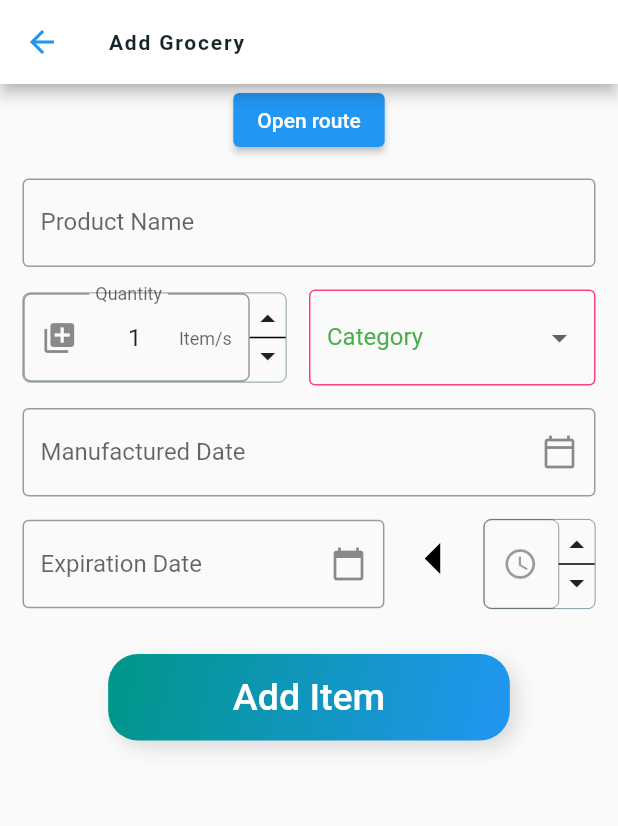
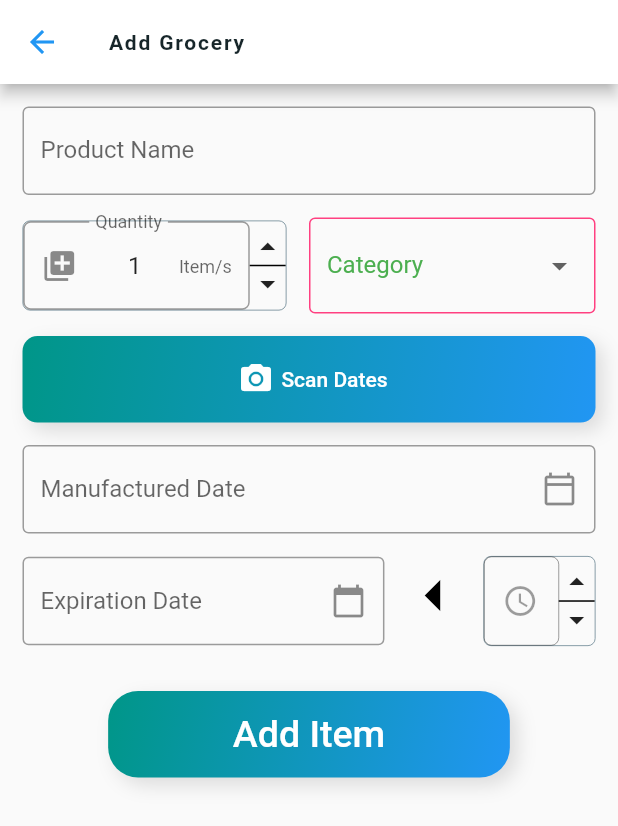
Before and after one commit to lakshanmaheshka/RT-GEM, a Flutter app: the AddGrocery screen opened directly, on a phone screen of 412 x 824 dp. Shown: the top 826 px of the screen. Run offline on Flutter 3.47's test engine with Material 2 defaults, Android fonts, the phone set to English and light mode, and no system bars; our stand-ins replace camera, cloud_firestore, equatable, firebase_auth, firebase_core, firebase_messaging and 6 more; missing offline and left inert: google_ml_kit, random_color; accounts and stored records are empty; Roboto replaces fonts that are missing (Quicksand).

Commit message:
made scanned dates available in add grocery form

```diff
--- /dev/null
+++ b/lib/utils/receipt_models/global_data.dart
@@ -0,0 +1,6 @@
+class Globaldata{
+  static String? mfdString = "loading";
+
+  static String? expString = "loading";
+
+}
--- /dev/null
+++ b/lib/widgets/isApp/scan_provider/scan_provider.dart
@@ -0,0 +1,21 @@
+import 'package:flutter/material.dart';
+
+class ScanProvider extends ChangeNotifier {
+
+  //define your private data field(s). I'm using int here.
+  String? _mydata;
+
+  ScanProvider(){
+    String? _mydata = "loading";
+
+  }
+
+  //define a getter
+  String? get myData => _mydata;
+
+  // define a setter
+  set myData(newData){
+    _mydata = newData;
+    notifyListeners();
+  }
+}
--- a/lib/widgets/isApp/views/add_grocery.dart
+++ b/lib/widgets/isApp/views/add_grocery.dart
@@ -5,23 +5,30 @@ import 'package:intl/intl.dart';
 import 'package:provider/provider.dart';
 import 'package:rt_gem/utils/constants_categories.dart';
 import 'package:rt_gem/utils/receipt_models/transaction.dart';
+import 'package:rt_gem/widgets/isApp/scan_provider/scan_provider.dart';
 import 'package:rt_gem/widgets/screen_views/form_views/add_grocery_formb.dart';
 import 'package:rt_gem/widgets/responsive.dart';
 import 'package:rt_gem/widgets/snackbar.dart';
 
-import 'camera_screen.dart';
+import 'scan_date_camera_screen.dart';
 
 List<CameraDescription> cameras = [];
+
+
+
+
 
 class AddGrocery extends StatelessWidget {
   @override
   Widget build(BuildContext context) {
-    return Scaffold( appBar: AppBar(
+    return ChangeNotifierProvider(
+      create: (BuildContext context) { ScanProvider(); },
+      child: Scaffold( appBar: AppBar(
         title: Text("Add Grocery"),
       ),
           body:  Container( child: Column(
             children: [
-            Center(
+           /*   Center(
                 child: ElevatedButton(
                   child: Text('Open route'),
                   onPressed: () async {
@@ -40,9 +47,10 @@ class AddGrocery extends StatelessWidget {
 
                   },
                 ),
-            ),
+              ),*/
               AddGroceryForm(),
             ],
-        ),));
+          ),)),
+    );
   }
 }
--- a/lib/widgets/screen_views/form_views/add_grocery_formb.dart
+++ b/lib/widgets/screen_views/form_views/add_grocery_formb.dart
@@ -1,10 +1,15 @@
+import 'dart:io';
 import 'dart:math';
 
+import 'package:camera/camera.dart';
 import 'package:flutter/material.dart';
 import 'package:flutter/services.dart';
 import 'package:jiffy/jiffy.dart';
 import 'package:rt_gem/utils/constants_categories.dart';
 import 'package:rt_gem/utils/database.dart';
+import 'package:rt_gem/utils/receipt_models/global_data.dart';
+import 'package:rt_gem/widgets/isApp/views/add_grocery.dart';
+import 'package:rt_gem/widgets/isApp/views/scan_date_camera_screen.dart';
 import 'package:rt_gem/widgets/number_input.dart';
 import 'package:rt_gem/widgets/responsive.dart';
 import 'dart:async';
@@ -33,6 +38,8 @@ class _AddGroceryFormState extends State<AddGroceryForm>
   final TextEditingController _controllerQuantity  = new TextEditingController();
   final TextEditingController _titleController = TextEditingController();
 
+
+
   late Animation _arrowAnimation;
   late AnimationController _arrowAnimationController;
   late AnimationController _animationController;
@@ -42,6 +49,7 @@ class _AddGroceryFormState extends State<AddGroceryForm>
   // TextEditingController _controllerone = TextEditingController();
   final FocusNode _titleFocusNode = FocusNode();
   final FocusNode _descriptionFocusNode = FocusNode();
+  final  DateFormat dateFormatS = new DateFormat("dd-MM-yyyy");
 
   Future<Null> _chooseDateManufacture(
       BuildContext context, String initialDateString) async {
@@ -60,7 +68,7 @@ class _AddGroceryFormState extends State<AddGroceryForm>
     if (result == null) return;
 
     setState(() {
-      _controllerManufacture.text = new DateFormat.yMd().format(result);
+      _controllerManufacture.text = dateFormatS.format(result);
     });
   }
 
@@ -81,7 +89,7 @@ class _AddGroceryFormState extends State<AddGroceryForm>
     if (result == null) return;
 
     setState(() {
-      _controllerExpiration.text = new DateFormat.yMd().format(result);
+      _controllerExpiration.text = dateFormatS.format(result);
     });
   }
 
@@ -116,6 +124,14 @@ class _AddGroceryFormState extends State<AddGroceryForm>
 
   @override
   void initState() {
+
+    // if(Globaldata.expString != null && Globaldata.mfdString!= null){
+    //   _controllerExpiration.text = Globaldata.expString!;
+    //   _controllerManufacture.text = Globaldata.mfdString!;
+    // }
+
+
+
     super.initState();
     _animationController =
         AnimationController(duration: Duration(seconds: 2), vsync: this);
@@ -221,6 +237,76 @@ class _AddGroceryFormState extends State<AddGroceryForm>
                     ),
                   ],
                 ),
+
+                Platform.isAndroid ?
+                Padding(
+                  padding: const EdgeInsets.fromLTRB(15, 7.5, 15, 7.5),
+                  child: InkWell(
+                    onTap:  () async {
+
+
+                      try {
+                        WidgetsFlutterBinding.ensureInitialized();
+                        cameras = await availableCameras();
+                      } on CameraException catch (e) {
+                        print(e);
+                      }
+                      final value = await Navigator.push(
+                        context,
+                        MaterialPageRoute(
+                            builder: (context) => ScanDateCameraScreen()),
+                      );
+
+                      setState(() {
+                        _controllerManufacture.text = Globaldata.mfdString!;
+                        _controllerExpiration.text = Globaldata.expString!;
+                      });
+
+                    },
+                    child: Container(
+                      padding: EdgeInsets.all(8.0),
+                      height: Responsive.deviceHeight(7, context),
+                      decoration: BoxDecoration(
+                        gradient: LinearGradient(
+                          colors: [
+                            Colors.teal,
+                            Colors.blue,
+                          ],
+                          begin: Alignment.topLeft,
+                          end: Alignment.bottomRight,
+                        ),
+                        borderRadius: BorderRadius.circular(10),
+                        boxShadow: [
+                          BoxShadow(
+                            color: Colors.black12,
+                            offset: Offset(5, 5),
+                            blurRadius: 10,
+                          )
+                        ],
+                      ),
+                      child: Row(
+                        mainAxisAlignment: MainAxisAlignment.center,
+
+                        children: [
+                          Padding(
+                            padding: const EdgeInsets.all(5.0),
+                            child: Icon(Icons.camera_alt, color: Colors.white,),
+                          ),
+
+                          Text(
+                            'Scan Dates',
+                            style: TextStyle(
+                              color: Colors.white,
+                              fontSize: 14,
+                              fontWeight: FontWeight.w500,
+                            ),
+                          ),
+                        ],
+                      ),
+                    ),
+                  ),
+                ) : Container(),
+
                 Padding(
                   padding: const EdgeInsets.fromLTRB(15, 7.5, 15, 7.5),
                   child: new Expanded(
```
Also changed, not shown: lib/widgets/isApp/views/scan_date_camera_screen.dart (renamed from lib/widgets/isApp/views/camera_screen.dart, +6 -6 lines), lib/widgets/isApp/views/scanned_dates_detail_screen.dart (renamed from lib/widgets/isApp/views/detail_screen.dart, +82 -16 lines). Lines whose indentation alone changed are shown as unchanged.
